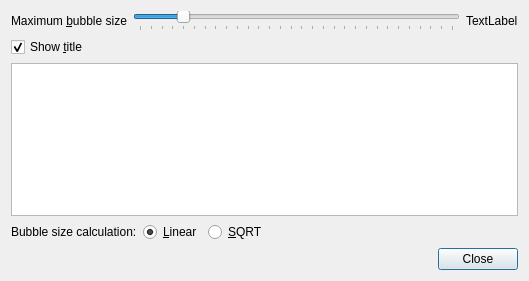
Above: ui_components/bubblechartproperties.ui from aakrosh/marva before the change. Below: the same form after it.
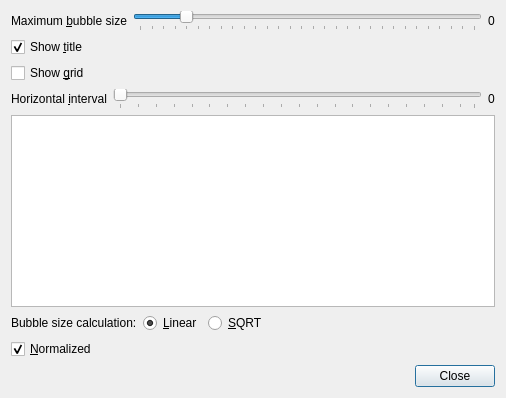
That is the form after the change.

Commit message: 1) Fixed updates of nodes details 2) main window sliders/choosers works for all views

```diff
--- a/ui_components/bubblechartproperties.ui
+++ b/ui_components/bubblechartproperties.ui
@@ -6,8 +6,8 @@
    <rect>
     <x>0</x>
     <y>0</y>
-    <width>529</width>
-    <height>281</height>
+    <width>506</width>
+    <height>398</height>
    </rect>
   </property>
   <property name="windowTitle">
@@ -54,7 +54,7 @@
      <item>
       <widget class="QLabel" name="lNumber">
        <property name="text">
-        <string>TextLabel</string>
+        <string>0</string>
        </property>
       </widget>
      </item>
@@ -70,6 +70,47 @@
      </property>
     </widget>
    </item>
+   <item>
+    <widget class="QCheckBox" name="cbShowGrid">
+     <property name="text">
+      <string>Show &amp;grid</string>
+     </property>
+    </widget>
+   </item>
+   <item>
+    <layout class="QHBoxLayout" name="horizontalLayout_3">
+     <item>
+      <widget class="QLabel" name="label_3">
+       <property name="text">
+        <string>Horizontal &amp;interval</string>
+       </property>
+       <property name="buddy">
+        <cstring>horIntervalSlider</cstring>
+       </property>
+      </widget>
+     </item>
+     <item>
+      <widget class="QSlider" name="horIntervalSlider">
+       <property name="orientation">
+        <enum>Qt::Horizontal</enum>
+       </property>
+       <property name="tickPosition">
+        <enum>QSlider::TicksBelow</enum>
+       </property>
+       <property name="tickInterval">
+        <number>5</number>
+       </property>
+      </widget>
+     </item>
+     <item>
+      <widget class="QLabel" name="label_4">
+       <property name="text">
+        <string>0</string>
+       </property>
+      </widget>
+     </item>
+    </layout>
+   </item>
    <item>
     <widget class="QListView" name="lvDataSources">
      <property name="dragEnabled">
@@ -128,17 +169,14 @@
     </layout>
    </item>
    <item>
-    <spacer name="verticalSpacer">
-     <property name="orientation">
-      <enum>Qt::Vertical</enum>
+    <widget class="QCheckBox" name="cbNormalized">
+     <property name="text">
+      <string>&amp;Normalized</string>
      </property>
-     <property name="sizeHint" stdset="0">
-      <size>
-       <width>20</width>
-       <height>0</height>
-      </size>
+     <property name="checked">
+      <bool>true</bool>
      </property>
-    </spacer>
+    </widget>
    </item>
    <item>
     <widget class="QDialogButtonBox" name="buttonBox">
```
Left out of the diff: 26 changed lines with no effect on the pictures. The commit also changes 20 other files.
